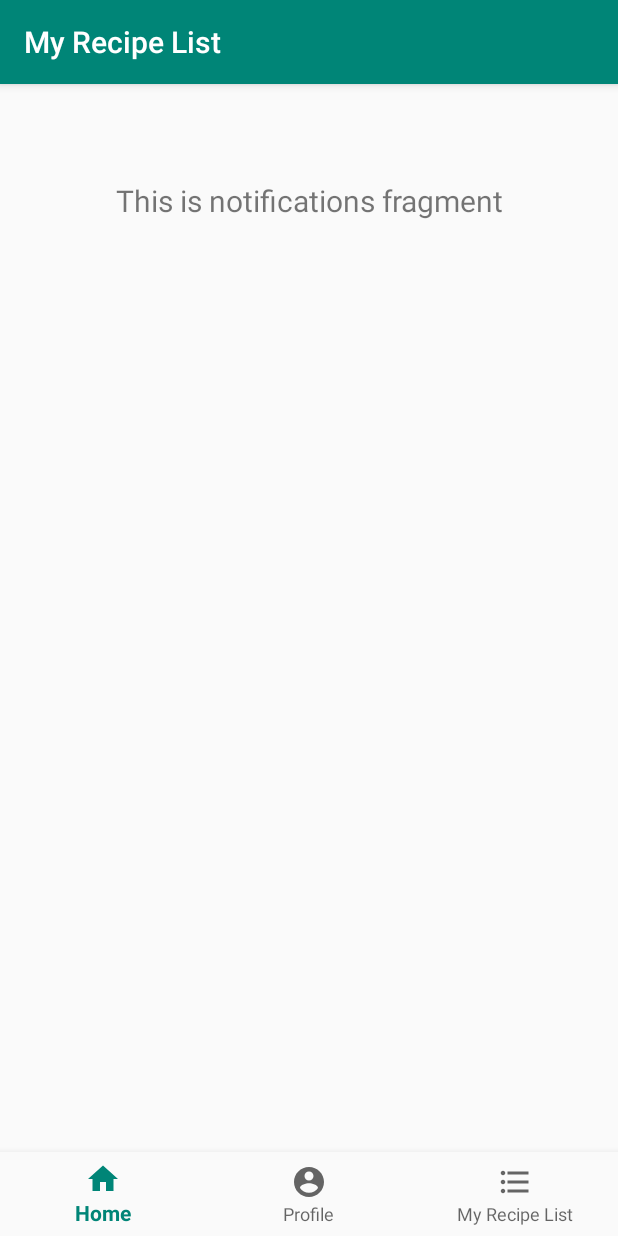
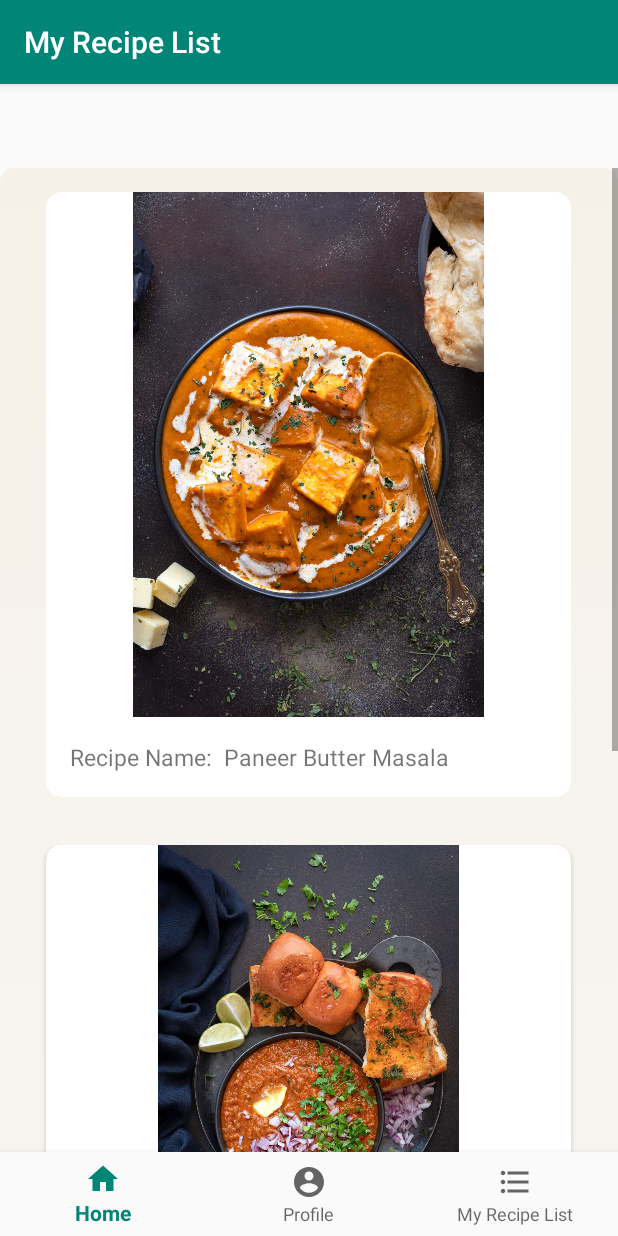
Before and after one commit to tejaspatel083/SDT_PROJECT, an Android app: the NotificationsFragment screen opened through its navigation route, on a phone screen of 412 x 824 dp. Run offline under Robolectric (Android 15) with nearby library versions, the phone set to English and light mode, and no system bars; our stand-ins replace navigation-ui; 4 statements that could not run were skipped.

Commit message:
My Recipe List layout created

```diff
--- a/app/src/main/res/layout/fragment_notifications.xml
+++ b/app/src/main/res/layout/fragment_notifications.xml
@@ -1,19 +1,50 @@
 <?xml version="1.0" encoding="utf-8"?>
-<androidx.constraintlayout.widget.ConstraintLayout xmlns:android="http://schemas.android.com/apk/res/android"
+<ScrollView xmlns:android="http://schemas.android.com/apk/res/android"
     xmlns:app="http://schemas.android.com/apk/res-auto"
     android:layout_width="match_parent"
     android:layout_height="match_parent">
-
-    <TextView
-        android:id="@+id/text_notifications"
+    <LinearLayout
         android:layout_width="match_parent"
         android:layout_height="wrap_content"
-        android:layout_marginStart="8dp"
-        android:layout_marginTop="8dp"
-        android:layout_marginEnd="8dp"
-        android:textAlignment="center"
-        android:textSize="20sp"
-        app:layout_constraintEnd_toEndOf="parent"
-        app:layout_constraintStart_toStartOf="parent"
-        app:layout_constraintTop_toTopOf="parent" />
-</androidx.constraintlayout.widget.ConstraintLayout>
+        android:background="@drawable/text_background"
+        android:orientation="vertical"
+        >
+        <androidx.cardview.widget.CardView
+            android:layout_width="wrap_content"
+            android:layout_height="match_parent"
+            android:layout_gravity="center"
+            android:layout_margin="16dp"
+            app:cardCornerRadius="10dp"
+            app:cardElevation="2dp"
+            >
+            <include layout="@layout/list1" />
+        </androidx.cardview.widget.CardView>
+        <androidx.cardview.widget.CardView
+            android:layout_width="wrap_content"
+            android:layout_height="match_parent"
+            android:layout_gravity="center"
+            android:layout_margin="16dp"
+            app:cardCornerRadius="10dp"
+            app:cardElevation="2dp">
+            <include layout="@layout/list2" />
+        </androidx.cardview.widget.CardView>
+        <androidx.cardview.widget.CardView
+            android:layout_width="wrap_content"
+            android:layout_height="match_parent"
+            android:layout_gravity="center"
+            android:layout_margin="16dp"
+            app:cardCornerRadius="10dp"
+            app:cardElevation="2dp">
+            <include layout="@layout/list3" />
+        </androidx.cardview.widget.CardView>
+        <Button
+            android:id="@+id/Addbtn"
+            android:layout_width="100dp"
+            android:layout_height="wrap_content"
+            android:text="Add New"
+            android:textStyle="bold"
+            android:background="@drawable/button_background"
+            android:layout_gravity="center"
+            android:layout_marginBottom="50dp"/>
+    </LinearLayout>
+</ScrollView>
--- /dev/null
+++ b/app/src/main/res/layout/list1.xml
@@ -0,0 +1,20 @@
+<?xml version="1.0" encoding="utf-8"?>
+<LinearLayout xmlns:android="http://schemas.android.com/apk/res/android"
+    xmlns:app="http://schemas.android.com/apk/res-auto"
+    android:orientation="vertical"
+    android:layout_width="match_parent"
+    android:layout_height="match_parent">
+
+    <ImageView
+        android:id="@+id/imageView1"
+        android:layout_width="350dp"
+        android:layout_height="350dp"
+        android:layout_gravity="center"
+        app:srcCompat="@drawable/paneer" />
+    <TextView
+        android:layout_width="wrap_content"
+        android:layout_height="wrap_content"
+        android:layout_margin="16dp"
+        android:text="Recipe Name:  Paneer Butter Masala"
+        android:textSize="15dp" />
+</LinearLayout>
--- /dev/null
+++ b/app/src/main/res/layout/list2.xml
@@ -0,0 +1,20 @@
+<?xml version="1.0" encoding="utf-8"?>
+<LinearLayout xmlns:android="http://schemas.android.com/apk/res/android"
+    xmlns:app="http://schemas.android.com/apk/res-auto"
+    android:orientation="vertical"
+    android:layout_width="match_parent"
+    android:layout_height="match_parent">
+
+    <ImageView
+        android:id="@+id/imageView2"
+        android:layout_width="350dp"
+        android:layout_height="300dp"
+        android:layout_gravity="center"
+        app:srcCompat="@drawable/pavbhaji" />
+    <TextView
+        android:layout_width="wrap_content"
+        android:layout_height="wrap_content"
+        android:layout_margin="16dp"
+        android:text="Recipe Name:  Bhaji Pav"
+        android:textSize="15dp" />
+</LinearLayout>
--- /dev/null
+++ b/app/src/main/res/layout/list3.xml
@@ -0,0 +1,21 @@
+<?xml version="1.0" encoding="utf-8"?>
+<LinearLayout xmlns:android="http://schemas.android.com/apk/res/android"
+    xmlns:app="http://schemas.android.com/apk/res-auto"
+    android:orientation="vertical"
+    android:layout_width="match_parent"
+    android:layout_height="match_parent">
+
+    <ImageView
+        android:id="@+id/imageView3"
+        android:layout_width="350dp"
+        android:layout_height="300dp"
+        android:layout_gravity="center"
+        app:srcCompat="@drawable/gulabjamun" />
+    <TextView
+        android:layout_width="wrap_content"
+        android:layout_height="wrap_content"
+        android:layout_margin="16dp"
+        android:text="Recipe Name:  Gulab Jamun"
+        android:textSize="15dp" />
+
+</LinearLayout>
```
